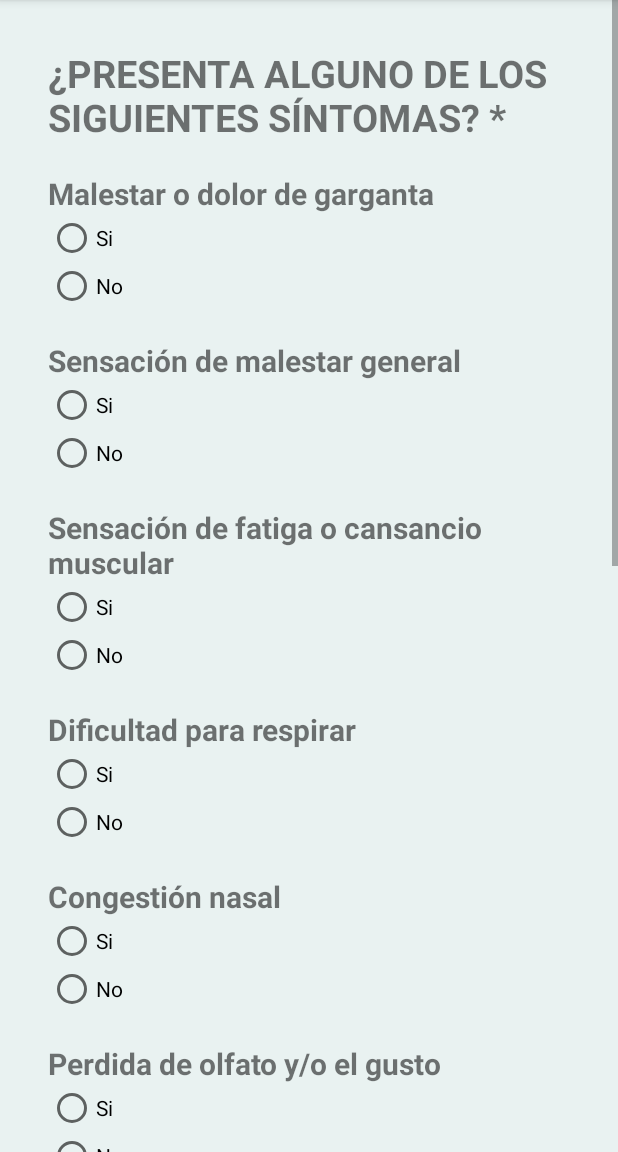
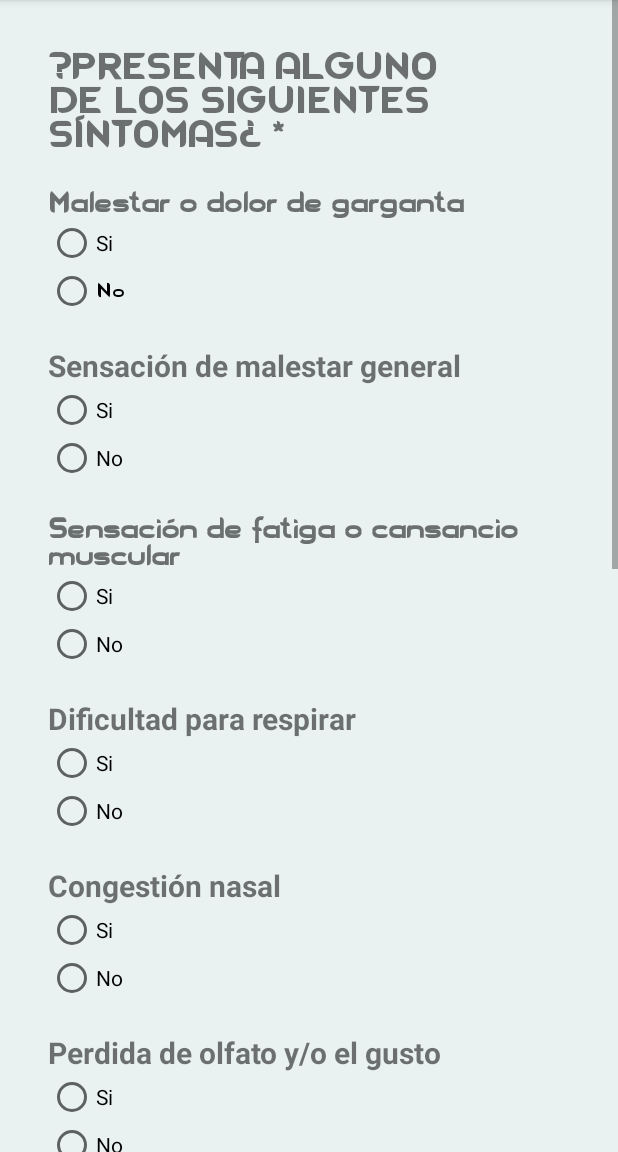
Before and after one commit to Genuba/mision-servi, an Android app: the EncuestaPagUno screen opened directly, with no data from a screen before it, on a phone screen of 412 x 824 dp, the part 84-1236 px from its top. Run offline under Robolectric (Android 15) with nearby library versions, the phone set to English and light mode, and no system bars.

Commit message:
se cambia tipo de fuente

```diff
--- a/app/src/main/res/layout/activity_autorizacion.xml
+++ b/app/src/main/res/layout/activity_autorizacion.xml
@@ -38,6 +38,7 @@
                     android:id="@+id/textView1"
                     android:layout_width="wrap_content"
                     android:layout_height="wrap_content"
+                    android:fontFamily="@font/blue"
                     android:text="ENCUESTA DE VERIFICACIÓN DE SÍNTOMAS DIARIA"
                     android:textSize="20sp"
                     android:textStyle="bold" />
@@ -47,6 +48,7 @@
                     android:layout_width="wrap_content"
                     android:layout_height="wrap_content"
                     android:layout_below="@id/textView1"
+                    android:fontFamily="@font/blue"
                     android:text="Toda la información descrita en el siguiente formulario se recoge con fines estrictamente de interés público ante la situación decretada por las Autoridades Públicas, para proteger y salvaguardar un interés esencial  para la vida de las personas. "
                     android:textStyle="bold" />
 
@@ -56,6 +58,7 @@
                     android:layout_height="wrap_content"
                     android:layout_below="@id/textView2"
                     android:layout_marginTop="10dp"
+                    android:fontFamily="@font/blue"
                     android:text="Obligatorio *"
                     android:textColor="#f00"
                     android:textStyle="bold" />
--- a/app/src/main/res/layout/activity_encuesta_pag_uno.xml
+++ b/app/src/main/res/layout/activity_encuesta_pag_uno.xml
@@ -35,6 +35,7 @@
                     android:id="@+id/textView1"
                     android:layout_width="wrap_content"
                     android:layout_height="wrap_content"
+                    android:fontFamily="@font/blue"
                     android:text="@string/pregunta1"
                     android:textSize="25sp"
                     android:textStyle="bold" />
@@ -45,6 +46,7 @@
                     android:layout_height="wrap_content"
                     android:layout_below="@id/textView1"
                     android:layout_marginTop="20dp"
+                    android:fontFamily="@font/blue"
                     android:text="@string/pregunta2"
                     android:textSize="20sp"
                     android:textStyle="bold" />
@@ -65,6 +67,7 @@
                         android:id="@+id/radioButton12"
                         android:layout_width="match_parent"
                         android:layout_height="wrap_content"
+                        android:fontFamily="@font/blue"
                         android:text="No" />
                 </RadioGroup>
 
@@ -103,6 +106,7 @@
                     android:layout_height="wrap_content"
                     android:layout_below="@id/rbPreguntaDos"
                     android:layout_marginTop="20dp"
+                    android:fontFamily="@font/blue"
                     android:text="@string/pregunta4"
                     android:textSize="20sp"
                     android:textStyle="bold" />
```
Also changed, not shown: app/src/main/res/font/blue.ttf (added).
